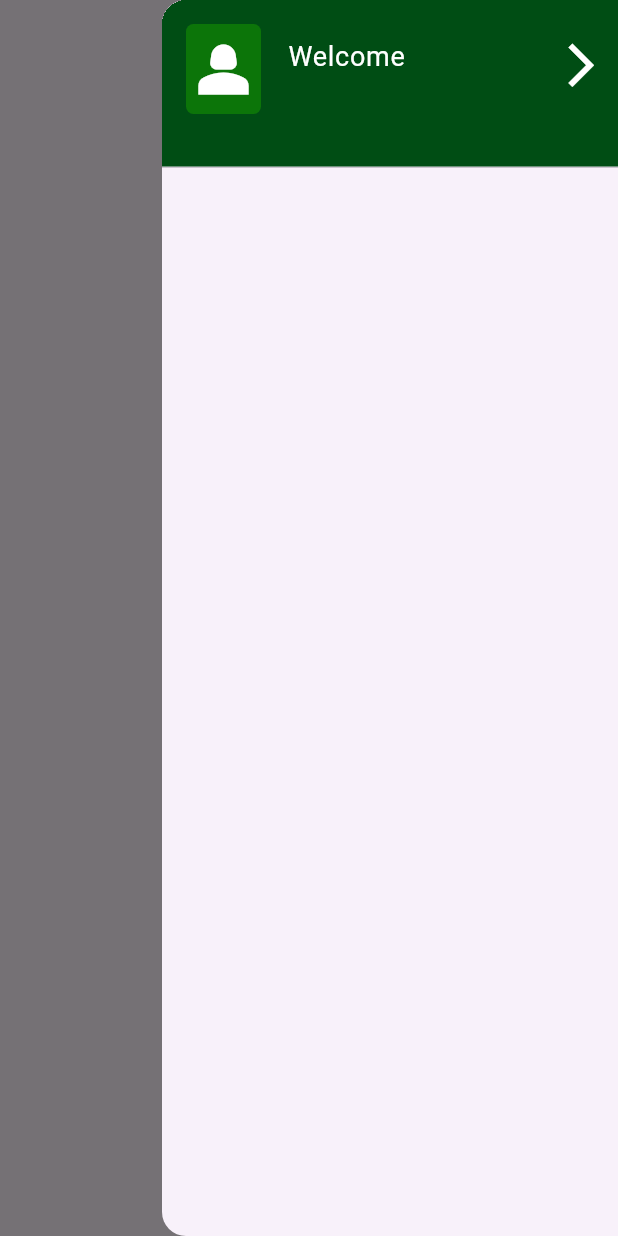
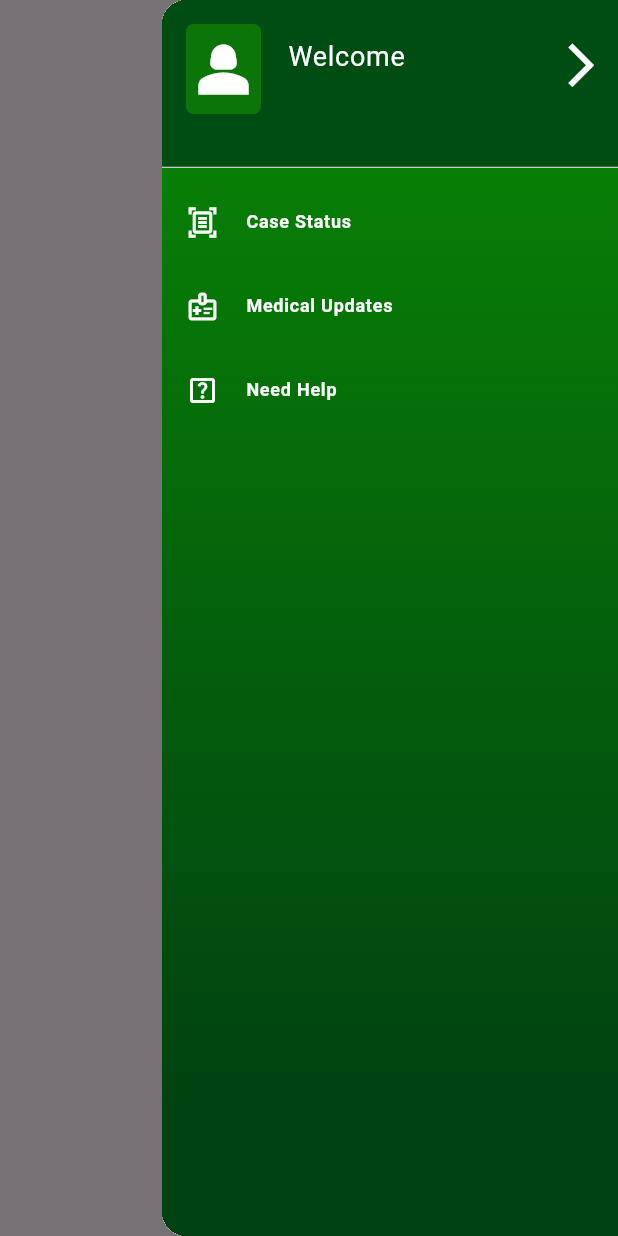
Before and after one commit to AVtheking/Justice_link, a Flutter app: the screen it shows after launch, with the side drawer open, on a phone screen of 412 x 824 dp. Run offline on Flutter 3.47's test engine with Material 3 defaults, Android fonts, the phone set to English and light mode, and no system bars.

Commit message:
navigation drawer partially completed

```diff
--- a/lib/screens/home_screen.dart
+++ b/lib/screens/home_screen.dart
@@ -1,4 +1,5 @@
 import 'package:flutter/material.dart';
+import 'package:justice_link/widgets/drawer_item.dart';
 
 class HomeScreen extends StatefulWidget {
   const HomeScreen({Key? key}) : super(key: key);
@@ -15,6 +16,17 @@ class _HomeScreen extends State<HomeScreen> {
         iconTheme: const IconThemeData(color: Color(0xFF004D14), size: 30),
       ),
       endDrawer: Drawer(
+        child: Container(
+          decoration: const BoxDecoration(
+              gradient: LinearGradient(
+            colors: [
+              Color(0xFF098904),
+              Color(0xFF004111),
+            ],
+            begin: Alignment.topCenter,
+            end: Alignment.bottomCenter,
+            stops: [0.0, 0.9],
+          )),
           child: Column(
             children: [
               SizedBox(
@@ -49,19 +61,22 @@ class _HomeScreen extends State<HomeScreen> {
                           style: TextStyle(color: Colors.white, fontSize: 18),
                         ),
                       ),
-                    const Expanded(
+                      Expanded(
                         child: Padding(
-                        padding: EdgeInsets.only(top: 10),
+                          padding: const EdgeInsets.only(top: 10),
                           child: Row(
                             mainAxisAlignment: MainAxisAlignment.end,
                             children: [
-                            RotatedBox(
+                              GestureDetector(
+                                onTap: () => {Navigator.pop(context)},
+                                child: const RotatedBox(
                                     quarterTurns: 2,
                                     child: Icon(
                                       Icons.arrow_back_ios,
                                       color: Colors.white,
                                       size: 35,
                                     )),
+                              ),
                             ],
                           ),
                         ),
@@ -70,8 +85,15 @@ class _HomeScreen extends State<HomeScreen> {
                   ),
                 ),
               ),
-
+              const DrawerItem(
+                  icon: Icons.document_scanner_outlined, text: "Case Status"),
+              const DrawerItem(
+                  icon: Icons.medical_information_outlined,
+                  text: "Medical Updates"),
+              const DrawerItem(
+                  icon: Icons.help_center_outlined, text: "Need Help")
             ],
+          ),
         ),
       ),
     );
--- /dev/null
+++ b/lib/widgets/drawer_item.dart
@@ -0,0 +1,23 @@
+import 'package:flutter/material.dart';
+
+class DrawerItem extends StatelessWidget {
+  const DrawerItem({super.key, required this.icon, required this.text});
+  final IconData icon;
+  final String text;
+
+  @override
+  Widget build(BuildContext context) {
+    return ListTile(
+      leading: Icon(
+        icon,
+        color: Colors.white,
+        size: 22,
+      ),
+      title: Text(
+        text,
+        style: TextStyle(
+            color: Colors.white, fontSize: 12, fontWeight: FontWeight.bold),
+      ),
+    );
+  }
+}
```
Lines whose indentation alone changed are shown as unchanged.
